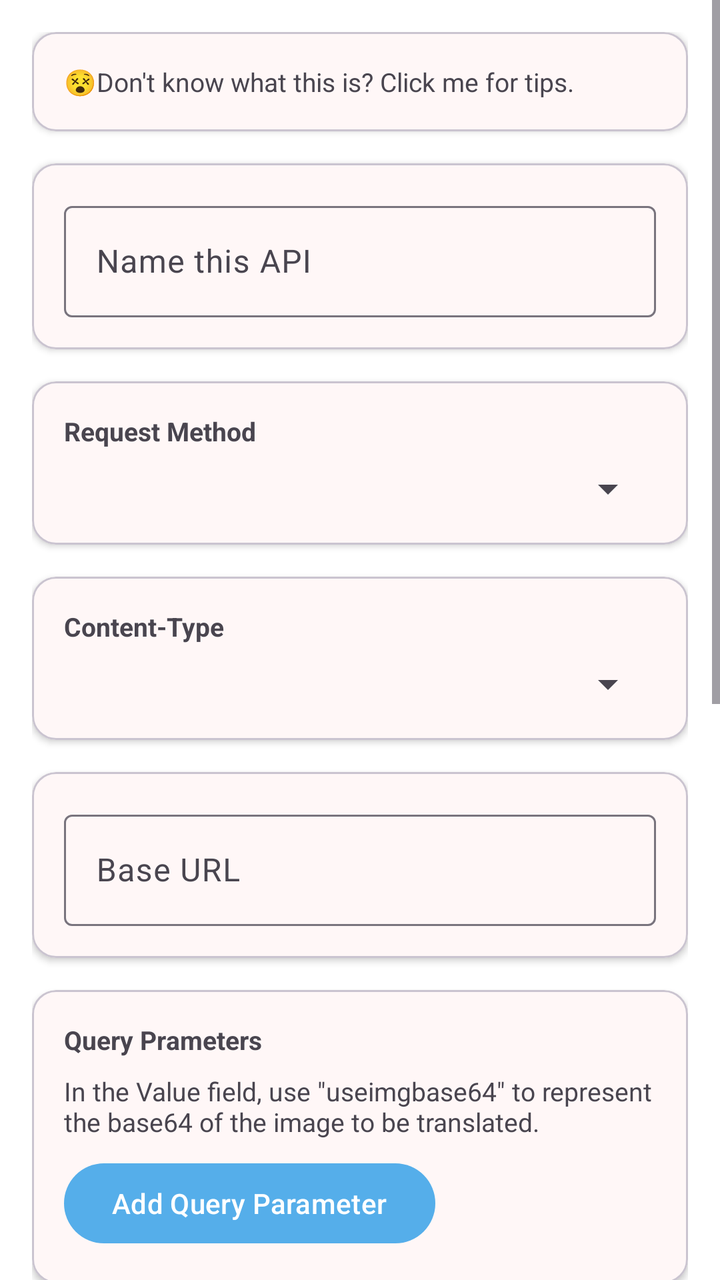
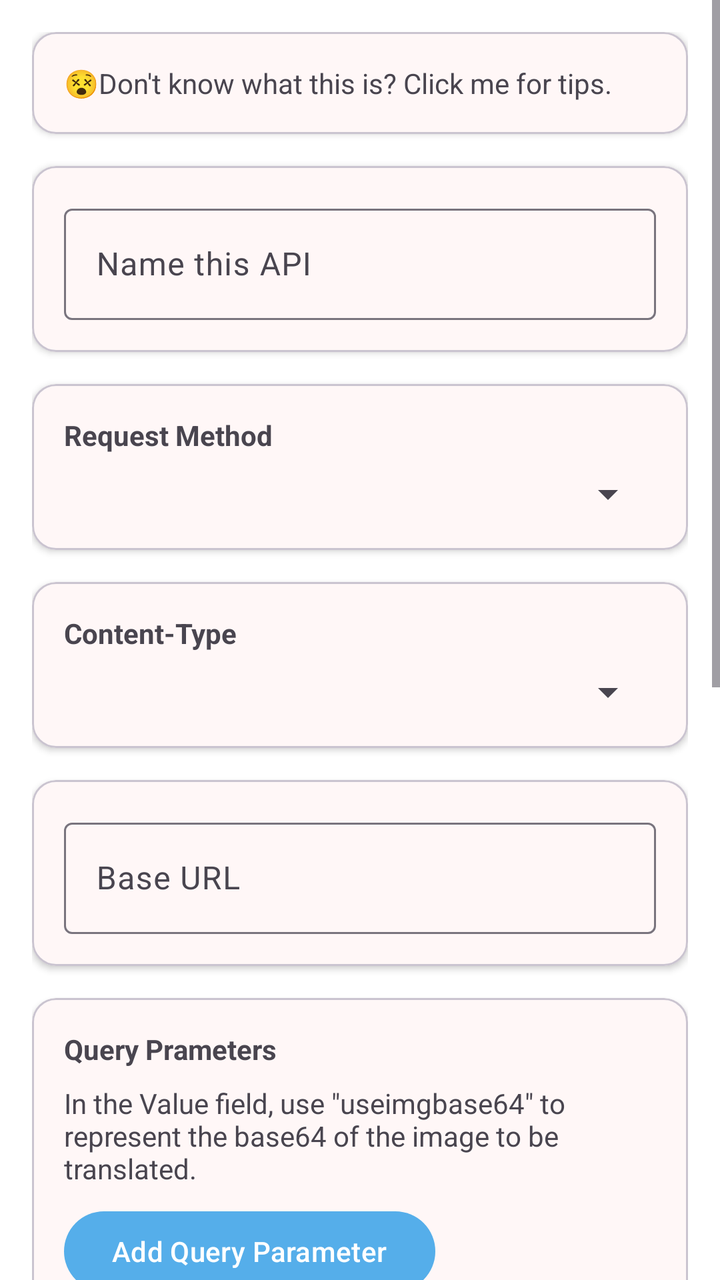

The first picture is an Android layout as it rendered before a commit; the second is the same layout after the commit. The layout source and the unified diff follow.
<!-- AndroidManifest.xml: application theme Theme.MT -->
<!-- res/layout/fragment_custom_pic_api.xml -->
<?xml version="1.0" encoding="utf-8"?>
<ScrollView xmlns:android="http://schemas.android.com/apk/res/android"
    xmlns:app="http://schemas.android.com/apk/res-auto"
    android:layout_width="match_parent"
    android:layout_height="match_parent"
    android:fitsSystemWindows="true">

    <LinearLayout
        android:layout_width="match_parent"
        android:layout_height="wrap_content"
        android:orientation="vertical"
        android:padding="16dp">

        
        <com.google.android.material.card.MaterialCardView
            android:id="@+id/introduce"
            android:layout_width="match_parent"
            android:layout_height="wrap_content"
            android:layout_marginBottom="16dp"
            app:cardBackgroundColor="@color/card_background"
            app:cardElevation="2dp">

            <LinearLayout
                android:layout_width="match_parent"
                android:layout_height="wrap_content"
                android:orientation="vertical"
                android:padding="16dp">

                <TextView
                    android:layout_width="match_parent"
                    android:layout_height="wrap_content"
                    android:textSize="13sp"
                    android:text="@string/dont_know_custom">
                </TextView>

            </LinearLayout>

        </com.google.android.material.card.MaterialCardView>

        
        <com.google.android.material.card.MaterialCardView
            android:layout_width="match_parent"
            android:layout_height="wrap_content"
            android:layout_marginBottom="16dp"
            app:cardBackgroundColor="@color/card_background"
            app:cardElevation="2dp">

            <LinearLayout
                android:layout_width="match_parent"
                android:layout_height="wrap_content"
                android:orientation="vertical"
                android:padding="16dp">

                <com.google.android.material.textfield.TextInputLayout
                    android:layout_width="match_parent"
                    android:layout_height="wrap_content">

                    <com.google.android.material.textfield.TextInputEditText
                        android:id="@+id/editApiName"
                        android:layout_width="match_parent"
                        android:layout_height="wrap_content"
                        android:hint="@string/custom_api_name_hint" />
                </com.google.android.material.textfield.TextInputLayout>
            </LinearLayout>
        </com.google.android.material.card.MaterialCardView>

        
        <com.google.android.material.card.MaterialCardView
            android:layout_width="match_parent"
            android:layout_height="wrap_content"
            android:layout_marginBottom="16dp"
            app:cardBackgroundColor="@color/card_background"
            app:cardElevation="2dp">

            <LinearLayout
                android:layout_width="match_parent"
                android:layout_height="wrap_content"
                android:orientation="vertical"
                android:padding="16dp">

                <TextView android:textSize="13sp" 
                    android:layout_width="wrap_content"
                    android:layout_height="wrap_content"
                    android:text="@string/request_method"
                    android:textStyle="bold" />

                <Spinner
                    android:id="@+id/spinnerMethod"
                    android:layout_width="match_parent"
                    android:layout_height="wrap_content"
                    android:layout_marginTop="8dp" />
            </LinearLayout>
        </com.google.android.material.card.MaterialCardView>

        
        <com.google.android.material.card.MaterialCardView
            android:id="@+id/layoutContentType"
            android:layout_width="match_parent"
            android:layout_height="wrap_content"
            android:layout_marginBottom="16dp"
            app:cardBackgroundColor="@color/card_background"
            app:cardElevation="2dp">

            <LinearLayout
                android:layout_width="match_parent"
                android:layout_height="wrap_content"
                android:orientation="vertical"
                android:padding="16dp">

                <TextView android:textSize="13sp" 
                    android:layout_width="wrap_content"
                    android:layout_height="wrap_content"
                    android:text="Content-Type"
                    android:textStyle="bold" />

                <Spinner
                    android:id="@+id/spinnerContentType"
                    android:layout_width="match_parent"
                    android:layout_height="wrap_content"
                    android:layout_marginTop="8dp" />
            </LinearLayout>
        </com.google.android.material.card.MaterialCardView>

        
        <com.google.android.material.card.MaterialCardView
            android:layout_width="match_parent"
            android:layout_height="wrap_content"
            android:layout_marginBottom="16dp"
            app:cardBackgroundColor="@color/card_background"
            app:cardElevation="2dp">

            <LinearLayout
                android:layout_width="match_parent"
                android:layout_height="wrap_content"
                android:orientation="vertical"
                android:padding="16dp">

                <com.google.android.material.textfield.TextInputLayout
                    android:layout_width="match_parent"
                    android:layout_height="wrap_content"
                    android:hint="@string/base_url">

                    <com.google.android.material.textfield.TextInputEditText
                        android:id="@+id/editBaseUrl"
                        android:layout_width="match_parent"
                        android:layout_height="wrap_content" />
                </com.google.android.material.textfield.TextInputLayout>
            </LinearLayout>
        </com.google.android.material.card.MaterialCardView>

        
        <com.google.android.material.card.MaterialCardView
            android:id="@+id/layoutGetParams"
            android:layout_width="match_parent"
            android:layout_height="wrap_content"
            android:layout_marginBottom="16dp"
            app:cardBackgroundColor="@color/card_background"
            app:cardElevation="2dp">

            <LinearLayout
                android:layout_width="match_parent"
                android:layout_height="wrap_content"
                android:orientation="vertical"
                android:padding="16dp">

                <TextView android:textSize="13sp" 
                    android:layout_width="wrap_content"
                    android:layout_height="wrap_content"
                    android:text="@string/query_parameters"
                    android:textStyle="bold" />

                <LinearLayout
                    android:id="@+id/containerGetParams"
                    android:layout_width="match_parent"
                    android:layout_height="wrap_content"
                    android:orientation="vertical" />

                <TextView android:textSize="13sp" 
                    android:layout_width="wrap_content"
                    android:layout_height="wrap_content"
                    android:layout_marginTop="8dp"
                    android:text="@string/use_img_base64"
                    android:textColor="?android:textColorSecondary" />

                <com.google.android.material.button.MaterialButton
                    android:id="@+id/btnAddGetParam"
                    android:layout_width="wrap_content"
                    android:layout_height="wrap_content"
                    android:layout_marginTop="8dp"
                    android:text="@string/add_query_parameter" />
            </LinearLayout>
        </com.google.android.material.card.MaterialCardView>

        
        <com.google.android.material.card.MaterialCardView
            android:layout_width="match_parent"
            android:layout_height="wrap_content"
            android:layout_marginBottom="16dp"
            app:cardBackgroundColor="@color/card_background"
            app:cardElevation="2dp">

            <LinearLayout
                android:layout_width="match_parent"
                android:layout_height="wrap_content"
                android:orientation="vertical"
                android:padding="16dp">

                <TextView android:textSize="13sp" 
                    android:layout_width="wrap_content"
                    android:layout_height="wrap_content"
                    android:text="@string/headers"
                    android:textStyle="bold" />

                <LinearLayout
                    android:id="@+id/containerHeaders"
                    android:layout_width="match_parent"
                    android:layout_height="wrap_content"
                    android:orientation="vertical" />

                <com.google.android.material.button.MaterialButton
                    android:id="@+id/btnAddHeader"
                    android:layout_width="wrap_content"
                    android:layout_height="wrap_content"
                    android:layout_marginTop="8dp"
                    android:text="@string/add_header" />
            </LinearLayout>
        </com.google.android.material.card.MaterialCardView>

        
        <com.google.android.material.card.MaterialCardView
            android:id="@+id/layoutPostBody"
            android:layout_width="match_parent"
            android:layout_height="wrap_content"
            android:layout_marginBottom="16dp"
            app:cardBackgroundColor="@color/card_background"
            app:cardElevation="2dp">

            <LinearLayout
                android:layout_width="match_parent"
                android:layout_height="wrap_content"
                android:orientation="vertical"
                android:padding="16dp">

                <TextView android:textSize="13sp" 
                    android:layout_width="wrap_content"
                    android:layout_height="wrap_content"
                    android:text="@string/request_body"
                    android:textStyle="bold" />

                <LinearLayout
                    android:id="@+id/containerBody"
                    android:layout_width="match_parent"
                    android:layout_height="wrap_content"
                    android:orientation="vertical" />

                <TextView android:textSize="13sp" 
                    android:id="@+id/txtBodyHint"
                    android:layout_width="wrap_content"
                    android:layout_height="wrap_content"
                    android:layout_marginTop="8dp"
                    android:textColor="?android:textColorSecondary" />

                <com.google.android.material.button.MaterialButton
                    android:id="@+id/btnAddBodyField"
                    android:layout_width="wrap_content"
                    android:layout_height="wrap_content"
                    android:layout_marginTop="8dp"
                    android:text="@string/add_body_field" />
            </LinearLayout>
        </com.google.android.material.card.MaterialCardView>

        
        <com.google.android.material.card.MaterialCardView
            android:layout_width="match_parent"
            android:layout_height="wrap_content"
            android:layout_marginBottom="16dp"
            app:cardBackgroundColor="@color/card_background"
            app:cardElevation="2dp">

            <LinearLayout
                android:layout_width="match_parent"
                android:layout_height="wrap_content"
                android:orientation="vertical"
                android:padding="16dp">

                <com.google.android.material.textfield.TextInputLayout
                    android:layout_width="match_parent"
                    android:layout_height="wrap_content"
                    android:hint="@string/json_response_path">

                    <com.google.android.material.textfield.TextInputEditText
                        android:id="@+id/editJsonPath"
                        android:layout_width="match_parent"
                        android:layout_height="wrap_content" />
                </com.google.android.material.textfield.TextInputLayout>
            </LinearLayout>
        </com.google.android.material.card.MaterialCardView>

        
        <com.google.android.material.button.MaterialButton
            android:id="@+id/btnSave"
            android:layout_width="match_parent"
            android:layout_height="wrap_content"
            android:layout_marginTop="8dp"
            android:text="@string/save_configuration" />

        
        <com.google.android.material.button.MaterialButton
            android:id="@+id/btnDelete"
            android:layout_width="match_parent"
            android:layout_height="wrap_content"
            android:layout_marginTop="8dp"
            android:text="@string/custom_api_delete"
            style="?attr/materialButtonOutlinedStyle" />

    </LinearLayout>
</ScrollView>
<!-- resources referenced by this layout -->
<resources>
  <color name="card_background">#FFF7F7</color>
  <string name="add_body_field">Add Body Field</string>
  <string name="add_header">Add Header</string>
  <string name="add_query_parameter">Add Query Parameter</string>
  <string name="base_url">Base URL</string>
  <string name="custom_api_delete">Delete This API</string>
  <string name="custom_api_name_hint">Name this API</string>
  <string name="dont_know_custom">😵Don\'t know what this is? Click me for tips.</string>
  <string name="headers">Headers</string>
  <string name="json_response_path">JSON Response Path</string>
  <string name="query_parameters">Query Prameters</string>
  <string name="request_body">Request Body</string>
  <string name="request_method">Request Method</string>
  <string name="save_configuration">Save Configuration</string>
  <string name="use_img_base64">In the Value field, use \"useimgbase64\" to represent the base64 of the image to be translated.</string>
  <style name="Theme.MT" parent="Base.Theme.MT">
          
          <item name="android:navigationBarColor">@android:color/transparent</item>
          <item name="android:statusBarColor">@android:color/transparent</item>
          <item name="android:windowLightStatusBar">?attr/isLightTheme</item>
      </style>
  <style name="Base.Theme.MT" parent="Theme.Material3.DayNight.NoActionBar">
          <item name="colorPrimary">@color/primary</item>
          <item name="preferenceTheme">@style/AppPreferenceTheme</item>
          <item name="android:windowBackground">@color/surface</item>
          <item name="android:navigationBarColor">
              @android:color/transparent
          </item>
          <item name="android:enforceNavigationBarContrast">false</item>
          <item name="android:enforceStatusBarContrast">false</item>
      </style>
  <color name="primary">#55AEEA</color>
  <style name="AppPreferenceTheme" parent="@style/PreferenceThemeOverlay">
          <item name="android:preferenceStyle">@style/AppPrefStyle</item>
      </style>
  <color name="surface">#FFFFFF</color>
  <style name="AppPrefStyle">
          <item name="android:layout">@layout/preference_item_fit</item>
      </style>
</resources>

<!-- the commit's change to res/layout/fragment_custom_pic_api.xml (unified diff, before → after) -->
@@ -29,7 +29,7 @@
                 <TextView
                     android:layout_width="match_parent"
                     android:layout_height="wrap_content"
-                    android:textSize="13sp"
+                    android:textSize="14sp"
                     android:text="@string/dont_know_custom">
                 </TextView>
 
@@ -78,7 +78,7 @@
                 android:orientation="vertical"
                 android:padding="16dp">
 
-                <TextView android:textSize="13sp" 
+                <TextView android:textSize="14sp" 
                     android:layout_width="wrap_content"
                     android:layout_height="wrap_content"
                     android:text="@string/request_method"
@@ -107,7 +107,7 @@
                 android:orientation="vertical"
                 android:padding="16dp">
 
-                <TextView android:textSize="13sp" 
+                <TextView android:textSize="14sp" 
                     android:layout_width="wrap_content"
                     android:layout_height="wrap_content"
                     android:text="Content-Type"
@@ -163,7 +163,7 @@
                 android:orientation="vertical"
                 android:padding="16dp">
 
-                <TextView android:textSize="13sp" 
+                <TextView android:textSize="14sp" 
                     android:layout_width="wrap_content"
                     android:layout_height="wrap_content"
                     android:text="@string/query_parameters"
@@ -175,7 +175,7 @@
                     android:layout_height="wrap_content"
                     android:orientation="vertical" />
 
-                <TextView android:textSize="13sp" 
+                <TextView android:textSize="14sp" 
                     android:layout_width="wrap_content"
                     android:layout_height="wrap_content"
                     android:layout_marginTop="8dp"
@@ -205,7 +205,7 @@
                 android:orientation="vertical"
                 android:padding="16dp">
 
-                <TextView android:textSize="13sp" 
+                <TextView android:textSize="14sp" 
                     android:layout_width="wrap_content"
                     android:layout_height="wrap_content"
                     android:text="@string/headers"
@@ -241,7 +241,7 @@
                 android:orientation="vertical"
                 android:padding="16dp">
 
-                <TextView android:textSize="13sp" 
+                <TextView android:textSize="14sp" 
                     android:layout_width="wrap_content"
                     android:layout_height="wrap_content"
                     android:text="@string/request_body"
@@ -253,7 +253,7 @@
                     android:layout_height="wrap_content"
                     android:orientation="vertical" />
 
-                <TextView android:textSize="13sp" 
+                <TextView android:textSize="14sp" 
                     android:id="@+id/txtBodyHint"
                     android:layout_width="wrap_content"
                     android:layout_height="wrap_content"
